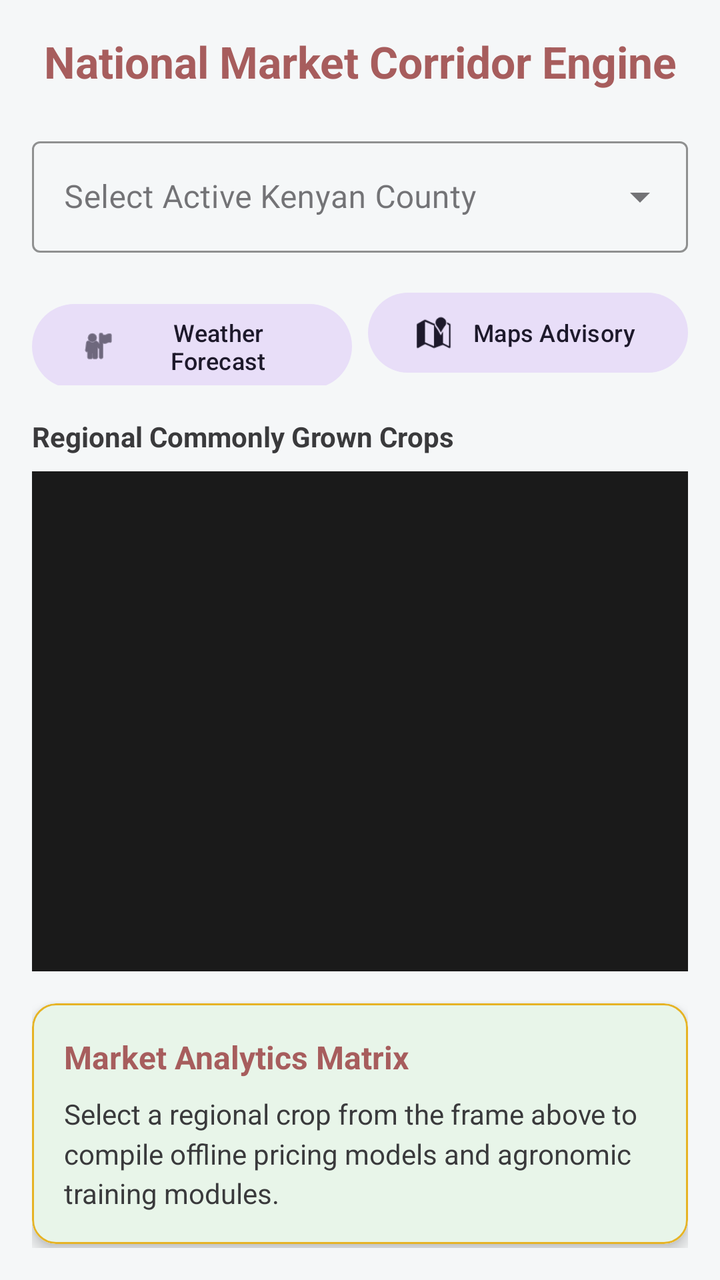
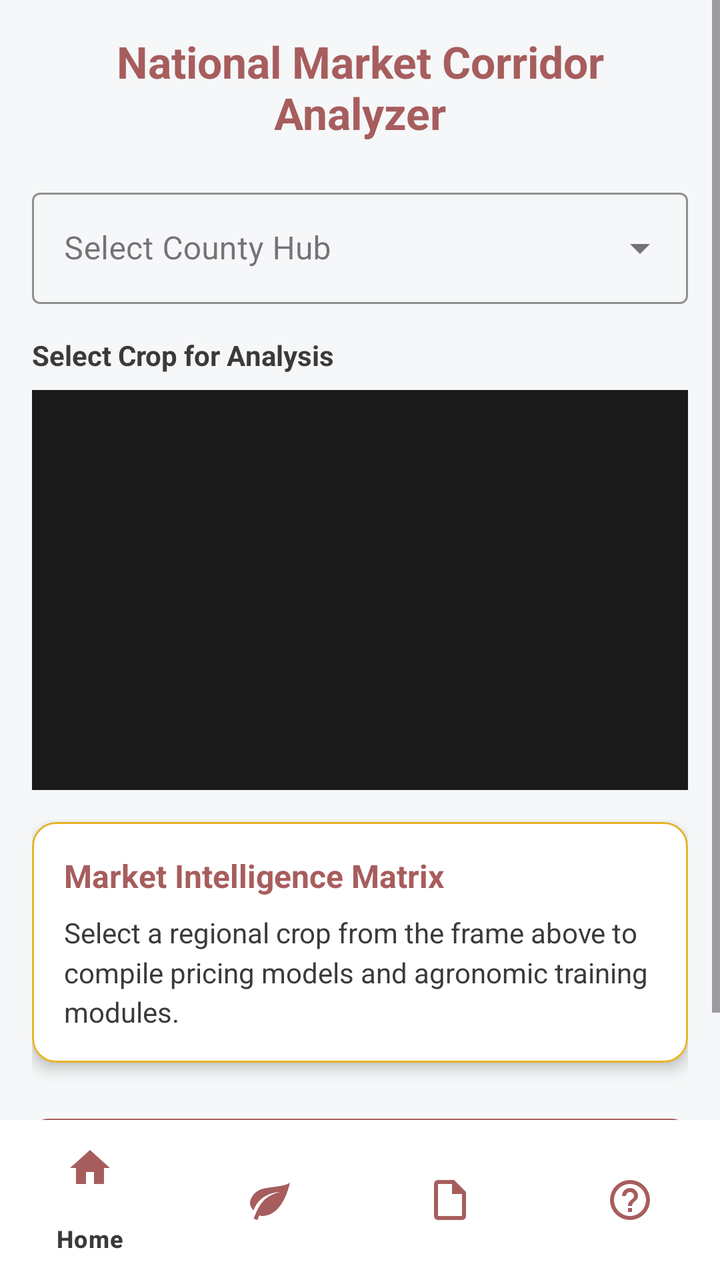

Before-and-after screenshots of an Android layout around one commit, followed by the original layout XML and the change that was made.
<!-- AndroidManifest.xml: activity theme Theme.MAgriLink -->
<!-- res/layout/activity_national_market.xml -->
<?xml version="1.0" encoding="utf-8"?>
<ScrollView xmlns:android="http://schemas.android.com/apk/res/android"
    xmlns:app="http://schemas.android.com/apk/res-auto"
    android:layout_width="match_parent"
    android:layout_height="match_parent"
    android:fillViewport="true"
    android:background="@color/background_cream">

    <LinearLayout
        android:layout_width="match_parent"
        android:layout_height="wrap_content"
        android:orientation="vertical"
        android:padding="16dp">

        
        <TextView
            android:layout_width="match_parent"
            android:layout_height="wrap_content"
            android:text="National Market Corridor Engine"
            android:textSize="22sp"
            android:textStyle="bold"
            android:textColor="@color/primary_terracotta"
            android:gravity="center"
            android:layout_marginBottom="20dp"/>

        
        <com.google.android.material.textfield.TextInputLayout
            style="@style/Widget.MaterialComponents.TextInputLayout.OutlinedBox.ExposedDropdownMenu"
            android:layout_width="match_parent"
            android:layout_height="wrap_content"
            android:hint="Select Active Kenyan County"
            app:boxStrokeColor="@color/accent_gold"
            app:hintTextColor="@color/primary_terracotta"
            android:layout_marginBottom="16dp">

            <AutoCompleteTextView
                android:id="@+id/countySelectorDropdown"
                android:layout_width="match_parent"
                android:layout_height="wrap_content"
                android:inputType="none"
                android:focusable="false"/>

        </com.google.android.material.textfield.TextInputLayout>

        
        <LinearLayout
            android:layout_width="match_parent"
            android:layout_height="wrap_content"
            android:orientation="horizontal"
            android:layout_marginBottom="16dp">

            <com.google.android.material.button.MaterialButton
                android:id="@+id/btnOpenWeatherForecast"
                style="@style/Widget.Material3.Button.TonalButton"
                android:layout_width="0dp"
                android:layout_height="wrap_content"
                android:layout_weight="1"
                android:text="Weather Forecast"
                android:textSize="12sp"
                app:icon="@android:drawable/ic_menu_myplaces"
                android:layout_marginEnd="4dp"/>

            <com.google.android.material.button.MaterialButton
                android:id="@+id/btnOpenGoogleMapsAdvisory"
                style="@style/Widget.Material3.Button.TonalButton"
                android:layout_width="0dp"
                android:layout_height="wrap_content"
                android:layout_weight="1"
                android:text="Maps Advisory"
                android:textSize="12sp"
                app:icon="@android:drawable/ic_dialog_map"
                android:layout_marginStart="4dp"/>

        </LinearLayout>

        
        <TextView
            android:layout_width="match_parent"
            android:layout_height="wrap_content"
            android:text="Regional Commonly Grown Crops"
            android:textSize="14sp"
            android:textStyle="bold"
            android:textColor="@color/label_charcoal"
            android:layout_marginBottom="8dp"/>

        
        <ListView
            android:id="@+id/cropYieldListView"
            android:layout_width="match_parent"
            android:layout_height="250dp"
            android:divider="@android:color/transparent"
            android:dividerHeight="8dp"
            android:layout_marginBottom="16dp"
            android:background="#1A1A1A"/>

        
        <com.google.android.material.card.MaterialCardView
            android:id="@+id/marketAnalyticsMatrix"
            android:layout_width="match_parent"
            android:layout_height="wrap_content"
            app:cardCornerRadius="12dp"
            app:cardElevation="4dp"
            app:strokeColor="@color/accent_gold"
            app:strokeWidth="1dp"
            android:backgroundTint="@color/card_surface_white">

            <LinearLayout
                android:layout_width="match_parent"
                android:layout_height="wrap_content"
                android:orientation="vertical"
                android:padding="16dp"
                android:background="@color/farming_sage">

                <TextView
                    android:layout_width="match_parent"
                    android:layout_height="wrap_content"
                    android:text="Market Analytics Matrix"
                    android:textSize="16sp"
                    android:textStyle="bold"
                    android:textColor="@color/primary_terracotta"
                    android:layout_marginBottom="8dp"/>

                <TextView
                    android:id="@+id/txtMarketAnalyticsOutput"
                    android:layout_width="match_parent"
                    android:layout_height="wrap_content"
                    android:text="Select a regional crop from the frame above to compile offline pricing models and agronomic training modules."
                    android:textSize="14sp"
                    android:textColor="@color/label_charcoal"
                    android:lineSpacingMultiplier="1.2"/>

            </LinearLayout>

        </com.google.android.material.card.MaterialCardView>

    </LinearLayout>
</ScrollView>
<!-- resources referenced by this layout -->
<resources>
  <color name="accent_gold">#E6B325</color>
  <color name="background_cream">#F5F7F8</color>
  <color name="card_surface_white">#FFFFFFFF</color>
  <color name="farming_sage">#E8F5E9</color>
  <color name="label_charcoal">#3A3A3C</color>
  <color name="primary_terracotta">#A75D5D</color>
  <style name="Theme.MAgriLink" parent="Theme.Material3.DayNight.NoActionBar">
          <item name="colorPrimary">@color/primary_terracotta</item>
          <item name="colorSecondary">@color/accent_gold</item>
          <item name="android:windowBackground">@color/background_cream</item>
      </style>
</resources>

<!-- the commit's change to res/layout/activity_national_market.xml (unified diff, before → after) -->
@@ -1,137 +1,134 @@
 <?xml version="1.0" encoding="utf-8"?>
-<ScrollView xmlns:android="http://schemas.android.com/apk/res/android"
+<RelativeLayout xmlns:android="http://schemas.android.com/apk/res/android"
     xmlns:app="http://schemas.android.com/apk/res-auto"
     android:layout_width="match_parent"
     android:layout_height="match_parent"
-    android:fillViewport="true"
     android:background="@color/background_cream">
 
-    <LinearLayout
+    <ScrollView
         android:layout_width="match_parent"
-        android:layout_height="wrap_content"
-        android:orientation="vertical"
-        android:padding="16dp">
+        android:layout_height="match_parent"
+        android:layout_above="@id/bottomNavigation"
+        android:fillViewport="true">
 
-        
-        <TextView
-            android:layout_width="match_parent"
-            android:layout_height="wrap_content"
-            android:text="National Market Corridor Engine"
-            android:textSize="22sp"
-            android:textStyle="bold"
-            android:textColor="@color/primary_terracotta"
-            android:gravity="center"
-            android:layout_marginBottom="20dp"/>
-
-        
-        <com.google.android.material.textfield.TextInputLayout
-            style="@style/Widget.MaterialComponents.TextInputLayout.OutlinedBox.ExposedDropdownMenu"
-            android:layout_width="match_parent"
-            android:layout_height="wrap_content"
-            android:hint="Select Active Kenyan County"
-            app:boxStrokeColor="@color/accent_gold"
-            app:hintTextColor="@color/primary_terracotta"
-            android:layout_marginBottom="16dp">
-
-            <AutoCompleteTextView
-                android:id="@+id/countySelectorDropdown"
-                android:layout_width="match_parent"
-                android:layout_height="wrap_content"
-                android:inputType="none"
-                android:focusable="false"/>
-
-        </com.google.android.material.textfield.TextInputLayout>
-
-        
         <LinearLayout
             android:layout_width="match_parent"
             android:layout_height="wrap_content"
-            android:orientation="horizontal"
-            android:layout_marginBottom="16dp">
+            android:orientation="vertical"
+            android:padding="16dp">
 
+            <TextView
+                android:layout_width="match_parent"
+                android:layout_height="wrap_content"
+                android:text="National Market Corridor Analyzer"
+                android:textSize="22sp"
+                android:textStyle="bold"
+                android:textColor="@color/primary_terracotta"
+                android:gravity="center"
+                android:layout_marginBottom="20dp"/>
+
+            
+            <com.google.android.material.textfield.TextInputLayout
+                style="@style/Widget.MaterialComponents.TextInputLayout.OutlinedBox.ExposedDropdownMenu"
+                android:layout_width="match_parent"
+                android:layout_height="wrap_content"
+                android:hint="Select County Hub"
+                app:boxStrokeColor="@color/accent_gold"
+                app:hintTextColor="@color/primary_terracotta"
+                android:layout_marginBottom="16dp">
+
+                <AutoCompleteTextView
+                    android:id="@+id/selectCountyHub"
+                    android:layout_width="match_parent"
+                    android:layout_height="wrap_content"
+                    android:inputType="none"
+                    android:focusable="false"/>
+
+            </com.google.android.material.textfield.TextInputLayout>
+
+            
+            <TextView
+                android:layout_width="match_parent"
+                android:layout_height="wrap_content"
+                android:text="Select Crop for Analysis"
+                android:textSize="14sp"
+                android:textStyle="bold"
+                android:textColor="@color/label_charcoal"
+                android:layout_marginBottom="8dp"/>
+
+            <ListView
+                android:id="@+id/cropYieldListView"
+                android:layout_width="match_parent"
+                android:layout_height="200dp"
+                android:divider="@android:color/transparent"
+                android:dividerHeight="8dp"
+                android:layout_marginBottom="16dp"
+                android:background="#1A1A1A"/>
+
+            
+            <com.google.android.material.card.MaterialCardView
+                android:id="@+id/arbitrageOutputCard"
+                android:layout_width="match_parent"
+                android:layout_height="wrap_content"
+                app:cardCornerRadius="12dp"
+                app:cardElevation="4dp"
+                app:strokeColor="@color/accent_gold"
+                app:strokeWidth="1dp"
+                android:backgroundTint="@color/card_surface_white"
+                android:layout_marginBottom="16dp">
+
+                <LinearLayout
+                    android:layout_width="match_parent"
+                    android:layout_height="wrap_content"
+                    android:orientation="vertical"
+                    android:padding="16dp">
+
+                    <TextView
+                        android:id="@+id/txtArbitrageHeader"
+                        android:layout_width="match_parent"
+                        android:layout_height="wrap_content"
+                        android:text="Market Intelligence Matrix"
+                        android:textSize="16sp"
+                        android:textStyle="bold"
+                        android:textColor="@color/primary_terracotta"
+                        android:layout_marginBottom="8dp"/>
+
+                    <TextView
+                        android:id="@+id/txtMarketAnalyticsOutput"
+                        android:layout_width="match_parent"
+                        android:layout_height="wrap_content"
+                        android:text="Select a regional crop from the frame above to compile pricing models and agronomic training modules."
+                        android:textSize="14sp"
+                        android:textColor="@color/label_charcoal"
+                        android:lineSpacingMultiplier="1.2"/>
+
+                </LinearLayout>
+
+            </com.google.android.material.card.MaterialCardView>
+
+            
             <com.google.android.material.button.MaterialButton
-                android:id="@+id/btnOpenWeatherForecast"
-                style="@style/Widget.Material3.Button.TonalButton"
-                android:layout_width="0dp"
+                android:id="@+id/btnLaunchRegionalAnalyzer"
+                android:layout_width="match_parent"
                 android:layout_height="wrap_content"
-                android:layout_weight="1"
-                android:text="Weather Forecast"
-                android:textSize="12sp"
-                app:icon="@android:drawable/ic_menu_myplaces"
-                android:layout_marginEnd="4dp"/>
-
-            <com.google.android.material.button.MaterialButton
-                android:id="@+id/btnOpenGoogleMapsAdvisory"
-                style="@style/Widget.Material3.Button.TonalButton"
-                android:layout_width="0dp"
-                android:layout_height="wrap_content"
-                android:layout_weight="1"
-                android:text="Maps Advisory"
-                android:textSize="12sp"
-                app:icon="@android:drawable/ic_dialog_map"
-                android:layout_marginStart="4dp"/>
+                android:text="Launch Meteorological Hub"
+                android:textColor="@color/white"
+                app:backgroundTint="@color/primary_terracotta"
+                app:cornerRadius="8dp"
+                android:layout_marginTop="8dp"/>
 
         </LinearLayout>
+    </ScrollView>
 
-        
-        <TextView
-            android:layout_width="match_parent"
-            android:layout_height="wrap_content"
-            android:text="Regional Commonly Grown Crops"
-            android:textSize="14sp"
-            android:textStyle="bold"
-            android:textColor="@color/label_charcoal"
-            android:layout_marginBottom="8dp"/>
+    
+    <com.google.android.material.bottomnavigation.BottomNavigationView
+        android:id="@+id/bottomNavigation"
+        android:layout_width="match_parent"
+        android:layout_height="wrap_content"
+        android:layout_alignParentBottom="true"
+        android:background="@color/white"
+        app:itemIconTint="@color/primary_terracotta"
+        app:itemTextColor="@color/label_charcoal"
+        app:menu="@menu/bottom_nav_menu" />
 
-        
-        <ListView
-            android:id="@+id/cropYieldListView"
-            android:layout_width="match_parent"
-            android:layout_height="250dp"
-            android:divider="@android:color/transparent"
-            android:dividerHeight="8dp"
-            android:layout_marginBottom="16dp"
-            android:background="#1A1A1A"/>
-
-        
-        <com.google.android.material.card.MaterialCardView
-            android:id="@+id/marketAnalyticsMatrix"
-            android:layout_width="match_parent"
-            android:layout_height="wrap_content"
-            app:cardCornerRadius="12dp"
-            app:cardElevation="4dp"
-            app:strokeColor="@color/accent_gold"
-            app:strokeWidth="1dp"
-            android:backgroundTint="@color/card_surface_white">
-
-            <LinearLayout
-                android:layout_width="match_parent"
-                android:layout_height="wrap_content"
-                android:orientation="vertical"
-                android:padding="16dp"
-                android:background="@color/farming_sage">
-
-                <TextView
-                    android:layout_width="match_parent"
-                    android:layout_height="wrap_content"
-                    android:text="Market Analytics Matrix"
-                    android:textSize="16sp"
-                    android:textStyle="bold"
-                    android:textColor="@color/primary_terracotta"
-                    android:layout_marginBottom="8dp"/>
-
-                <TextView
-                    android:id="@+id/txtMarketAnalyticsOutput"
-                    android:layout_width="match_parent"
-                    android:layout_height="wrap_content"
-                    android:text="Select a regional crop from the frame above to compile offline pricing models and agronomic training modules."
-                    android:textSize="14sp"
-                    android:textColor="@color/label_charcoal"
-                    android:lineSpacingMultiplier="1.2"/>
-
-            </LinearLayout>
-
-        </com.google.android.material.card.MaterialCardView>
-
-    </LinearLayout>
-</ScrollView>
+</RelativeLayout>
<!-- resource entries referenced after the edit -->
@@ -3,9 +3,9 @@
   <color name="accent_gold">#E6B325</color>
   <color name="background_cream">#F5F7F8</color>
   <color name="card_surface_white">#FFFFFFFF</color>
-  <color name="farming_sage">#E8F5E9</color>
   <color name="label_charcoal">#3A3A3C</color>
   <color name="primary_terracotta">#A75D5D</color>
+  <color name="white">#FFFFFFFF</color>
   <style name="Theme.MAgriLink" parent="Theme.Material3.DayNight.NoActionBar">
           <item name="colorPrimary">@color/primary_terracotta</item>
           <item name="colorSecondary">@color/accent_gold</item>
